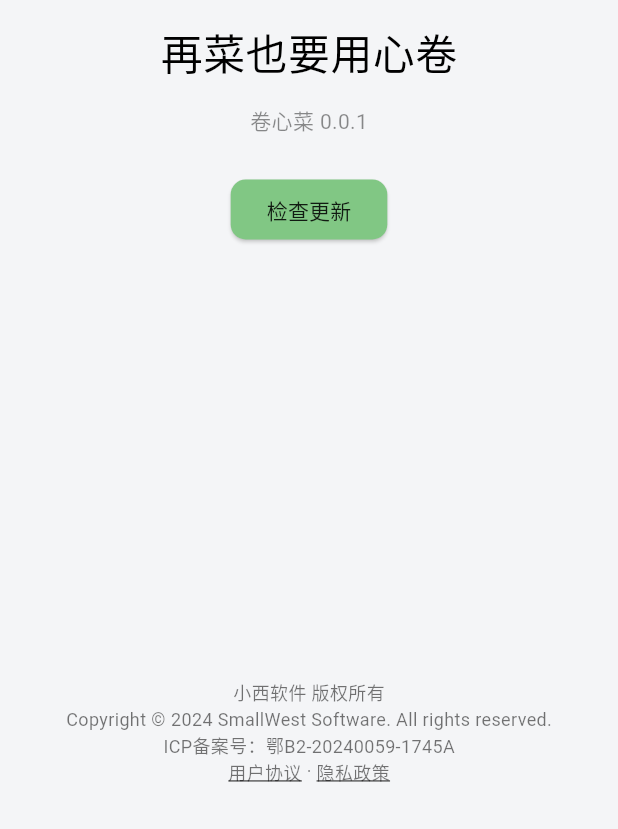
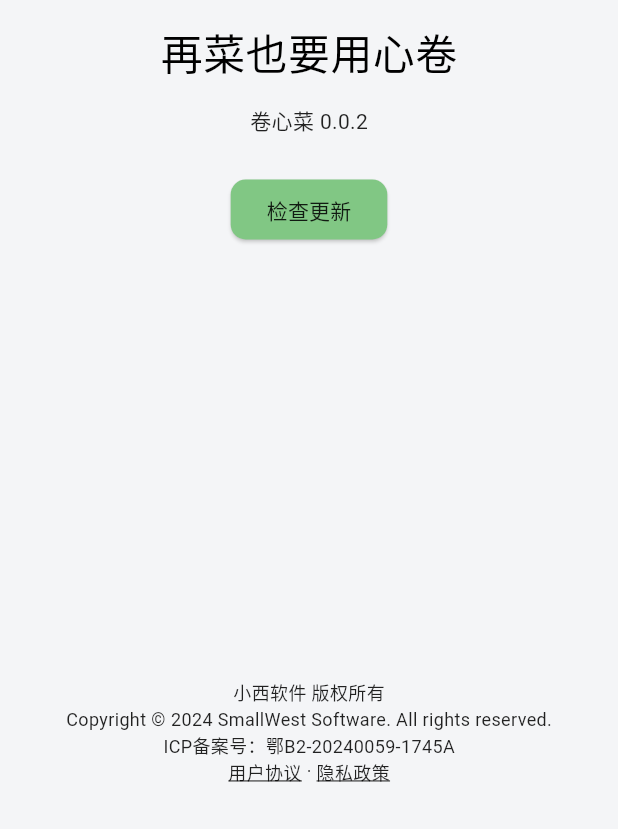
Before and after one commit to lintex/cabbbage, a Flutter app: the screen it shows after launch, in the side drawer, after a tap on "Version: 2024.3.21.8", on a phone screen of 412 x 824 dp, the part 407-1236 px from its top. Run offline on Flutter 3.47's test engine with Material 3 defaults, Android fonts, the light colour scheme and no system bars; our stand-ins replace flutter_slidable, get, get_storage, isar, timeline_tile; accounts and stored records are empty; generated files the repository leaves out were written again; Roboto replaces fonts that are missing (字语相思体).

Commit message:
about页面黑暗模式

```diff
--- a/lib/pages/about_page.dart
+++ b/lib/pages/about_page.dart
@@ -7,12 +7,12 @@ class AboutPage extends StatelessWidget {
 
   @override
   Widget build(BuildContext context) {
-    TextStyle greyText = const TextStyle(
-      color: Colors.black54,
+    TextStyle greyText = TextStyle(
+      color: Theme.of(context).colorScheme.inversePrimary,
       fontSize: 12,
     );
-    TextStyle underlineText = const TextStyle(
-        color: Colors.black54,
+    TextStyle underlineText = TextStyle(
+        color: Theme.of(context).colorScheme.inversePrimary,
         fontSize: 12,
         decoration: TextDecoration.underline);
     return Scaffold(
@@ -38,10 +38,10 @@ class AboutPage extends StatelessWidget {
                       const Text("再菜也要用心卷",
                           style: TextStyle(fontFamily: '字语相思体', fontSize: 28)),
                       const SizedBox(height: 15),
-                      const Text(
-                        "卷心菜 0.0.1",
+                      Text(
+                        "卷心菜 0.0.2",
                         style: TextStyle(
-                          color: Colors.black45,
+                          color: Theme.of(context).colorScheme.inversePrimary,
                         ),
                       ),
                       const SizedBox(
```
